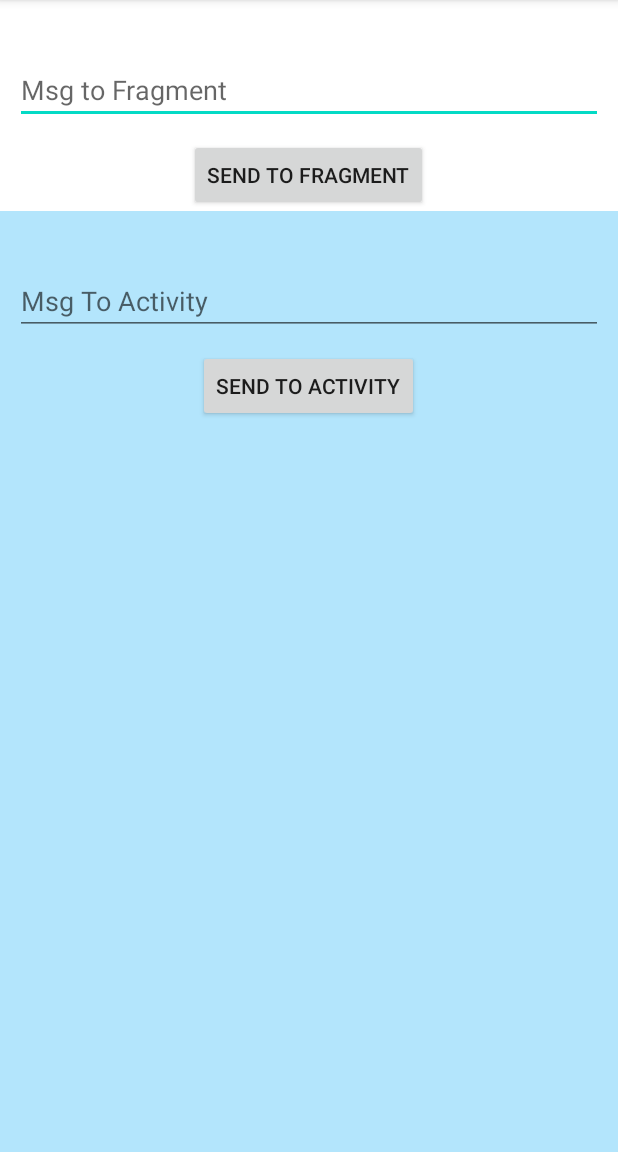
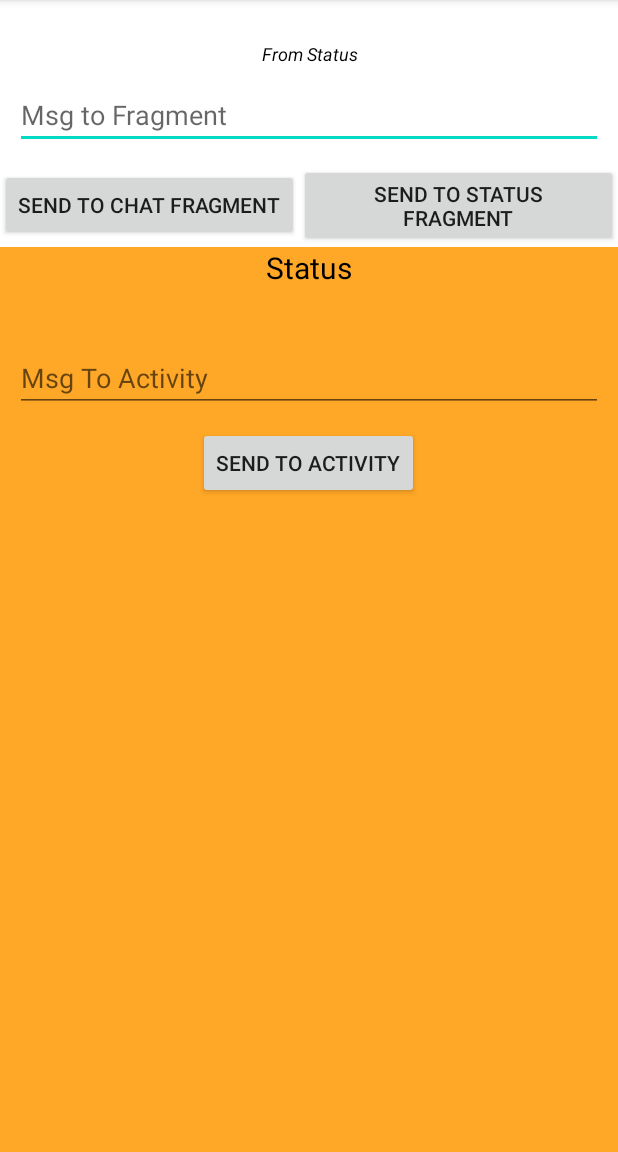
Before and after one commit to perusudroid/DataTransfer, an Android app: the screen it shows after launch (MainActivity), after a tap on "SEND TO ACTIVITY", on a phone screen of 412 x 824 dp, the part 84-1236 px from its top. Run offline under Robolectric (Android 15) with nearby library versions, the phone set to English and light mode, and no system bars; our stand-ins replace data binding; 2 other taps on this screen came first.

Commit message:
ViewPager2 DataTransfer

```diff
--- /dev/null
+++ b/app/src/main/java/com/androidsolutions/activitytofragment/ChatFragment.kt
@@ -0,0 +1,35 @@
+package com.androidsolutions.activitytofragment
+
+import android.os.Bundle
+import android.util.Log
+import android.view.LayoutInflater
+import android.view.View
+import android.view.ViewGroup
+import androidx.fragment.app.Fragment
+import com.androidsolutions.activitytofragment.databinding.FragmentChatBinding
+import com.androidsolutions.activitytofragment.databinding.FragmentStatusBinding
+
+class ChatFragment : Fragment() {
+
+    private val binding by lazy {
+        FragmentChatBinding.inflate(layoutInflater)
+    }
+
+    override fun onCreateView(
+        inflater: LayoutInflater, container: ViewGroup?,
+        savedInstanceState: Bundle?
+    ) = binding.root
+
+    override fun onViewCreated(view: View, savedInstanceState: Bundle?) {
+        super.onViewCreated(view, savedInstanceState)
+        binding.btnSend.setOnClickListener {
+            (requireActivity() as MainActivity).setText(binding.etTxt.text.toString(),"From Chat")
+            binding.etTxt.setText("")
+        }
+    }
+
+    fun showText(msg: String) {
+        binding.tvTxt.text = msg
+    }
+
+}
--- a/app/src/main/java/com/androidsolutions/activitytofragment/IMainContractor.kt
+++ /dev/null
@@ -1,5 +0,0 @@
-package com.androidsolutions.activitytofragment
-
-interface IMainContractor {
-    fun setText(txt : String)
-}
--- a/app/src/main/java/com/androidsolutions/activitytofragment/MainActivity.kt
+++ b/app/src/main/java/com/androidsolutions/activitytofragment/MainActivity.kt
@@ -1,36 +1,48 @@
 package com.androidsolutions.activitytofragment
 
+import android.os.Bundle
+import android.util.Log
 import androidx.appcompat.app.AppCompatActivity
-import android.os.Bundle
-import androidx.core.os.bundleOf
 import com.androidsolutions.activitytofragment.databinding.ActivityMainBinding
 
-class MainActivity : AppCompatActivity() ,IMainContractor{
+class MainActivity : AppCompatActivity(){
 
     private val binding by lazy { ActivityMainBinding.inflate(layoutInflater) }
-    private val fragment by lazy { MainFragment() }
+    private val fragAdapter by lazy { VPAdapter(this) }
 
     override fun onCreate(savedInstanceState: Bundle?) {
         super.onCreate(savedInstanceState)
         setContentView(binding.root)
-        doLoadFragment()
+        initVP()
         initClicks()
     }
 
+    private fun initVP() {
+        binding.viewPager.offscreenPageLimit = 2
+        binding.viewPager.adapter = fragAdapter
+    }
+
     private fun initClicks() {
-        binding.btnSend.setOnClickListener {
-            fragment.showText(binding.etTxt.text.toString())
+        binding.btnSendToChat.setOnClickListener {
+            binding.viewPager.currentItem = 0
+            when(val frag = getCurrentFrag()){
+               is ChatFragment -> frag.showText(binding.etTxt.text.toString())
+            }
+            binding.etTxt.setText("")
+        }
+        binding.btnSendToStatus.setOnClickListener {
+            binding.viewPager.currentItem = 1
+            when(val frag = getCurrentFrag()){
+                is StatusFragment -> frag.showText(binding.etTxt.text.toString())
+            }
             binding.etTxt.setText("")
         }
     }
 
-    private fun doLoadFragment() {
-        supportFragmentManager.beginTransaction()
-            .replace(R.id.frameContainer, fragment)
-            .commit()
-    }
+    private fun getCurrentFrag() = supportFragmentManager.findFragmentByTag("f${binding.viewPager.currentItem}")
 
-    override fun setText(txt: String) {
+    fun setText(txt: String, label : String) {
         binding.tvTxt.text = txt
+        binding.tvLabel.text = label
     }
 }
--- a/app/src/main/java/com/androidsolutions/activitytofragment/MainFragment.kt
+++ b/app/src/main/java/com/androidsolutions/activitytofragment/StatusFragment.kt
@@ -2,37 +2,28 @@ package com.androidsolutions.activitytofragment
 
 import android.content.Context
 import android.os.Bundle
-import androidx.fragment.app.Fragment
 import android.view.LayoutInflater
 import android.view.View
 import android.view.ViewGroup
-import com.androidsolutions.activitytofragment.databinding.FragmentMainBinding
+import androidx.fragment.app.Fragment
+import com.androidsolutions.activitytofragment.databinding.FragmentStatusBinding
 
 
-class MainFragment : Fragment() {
+class StatusFragment : Fragment() {
 
-    private val binding by lazy { FragmentMainBinding.inflate(layoutInflater) }
-    private var contractor : IMainContractor?=null
+    private val binding by lazy { FragmentStatusBinding.inflate(layoutInflater) }
 
     override fun onCreateView(
         inflater: LayoutInflater, container: ViewGroup?,
         savedInstanceState: Bundle?
-    ): View {
-        return binding.root
-    }
+    ) = binding.root
 
     override fun onViewCreated(view: View, savedInstanceState: Bundle?) {
         super.onViewCreated(view, savedInstanceState)
         binding.btnSend.setOnClickListener {
-            (requireActivity() as MainActivity).setText(binding.etTxt.text.toString())
-            contractor?.setText(binding.etTxt.text.toString())
+            (requireActivity() as MainActivity).setText(binding.etTxt.text.toString(),"From Status")
             binding.etTxt.setText("")
         }
-    }
-
-    override fun onAttach(context: Context) {
-        super.onAttach(context)
-        contractor = (context as MainActivity)
     }
 
     fun showText(msg: String) {
--- /dev/null
+++ b/app/src/main/java/com/androidsolutions/activitytofragment/VPAdapter.kt
@@ -0,0 +1,14 @@
+package com.androidsolutions.activitytofragment
+
+import androidx.fragment.app.FragmentActivity
+import androidx.viewpager2.adapter.FragmentStateAdapter
+
+class VPAdapter(fragmentActivity: FragmentActivity) : FragmentStateAdapter(fragmentActivity){
+
+    var fragList = arrayListOf(ChatFragment(), StatusFragment())
+
+    override fun getItemCount() = fragList.size
+
+    override fun createFragment(position: Int) = fragList[position]
+
+}
--- a/app/src/main/res/layout/activity_main.xml
+++ b/app/src/main/res/layout/activity_main.xml
@@ -14,7 +14,20 @@
            android:layout_width="match_parent"
            android:layout_height="wrap_content"
            android:textSize="20sp"
+           tools:text="@string/app_name"
            android:textColor="@color/black"/>
+
+       <TextView
+           android:id="@+id/tvLabel"
+           android:gravity="center"
+           android:layout_gravity="center"
+           android:layout_width="match_parent"
+           android:layout_height="wrap_content"
+           android:textSize="12sp"
+           android:textStyle="italic"
+           tools:text="@string/app_name"
+           android:textColor="@color/black"/>
+
 
        <androidx.appcompat.widget.AppCompatEditText
            android:id="@+id/etTxt"
@@ -24,16 +37,32 @@
            android:layout_margin="10dp"
            />
 
-       <androidx.appcompat.widget.AppCompatButton
-           android:id="@+id/btnSend"
-           android:layout_width="wrap_content"
-           android:layout_height="wrap_content"
-           android:layout_gravity="center"
-           android:text="Send to Fragment"
-           />
+      <LinearLayout
+          android:layout_width="match_parent"
+          android:layout_height="wrap_content">
 
-       <FrameLayout
-           android:id="@+id/frameContainer"
+          <androidx.appcompat.widget.AppCompatButton
+              android:id="@+id/btnSendToChat"
+              android:layout_width="wrap_content"
+              android:layout_height="wrap_content"
+              android:layout_gravity="center"
+              android:textSize="14sp"
+              android:text="Send to Chat Fragment"
+              />
+
+          <androidx.appcompat.widget.AppCompatButton
+              android:id="@+id/btnSendToStatus"
+              android:layout_width="wrap_content"
+              android:layout_height="wrap_content"
+              android:textSize="14sp"
+              android:layout_gravity="center"
+              android:text="Send to Status Fragment"
+              />
+
+      </LinearLayout>
+
+       <androidx.viewpager2.widget.ViewPager2
+           android:id="@+id/viewPager"
            android:layout_width="match_parent"
            android:layout_height="match_parent"
            tools:context=".MainActivity" />
--- a/app/src/main/res/layout/fragment_main.xml
+++ b/app/src/main/res/layout/fragment_chat.xml
@@ -8,7 +8,17 @@
         android:layout_width="match_parent"
         android:layout_height="wrap_content"
         android:background="#B3E5FC"
-        tools:context=".MainFragment">
+        tools:context=".ChatFragment">
+
+        <TextView
+            android:id="@+id/tvTitle"
+            android:gravity="center"
+            android:layout_gravity="center"
+            android:layout_width="match_parent"
+            android:layout_height="wrap_content"
+            android:text="Chat"
+            android:textSize="20sp"
+            android:textColor="@color/black"/>
 
         <TextView
             android:id="@+id/tvTxt"
--- /dev/null
+++ b/app/src/main/res/layout/fragment_status.xml
@@ -0,0 +1,52 @@
+<?xml version="1.0" encoding="utf-8"?>
+<layout
+    xmlns:android="http://schemas.android.com/apk/res/android"
+    xmlns:tools="http://schemas.android.com/tools"
+    >
+    <LinearLayout
+        android:orientation="vertical"
+        android:layout_width="match_parent"
+        android:layout_height="wrap_content"
+        android:background="#FFA726"
+        tools:context=".ChatFragment">
+
+        <TextView
+            android:id="@+id/tvTitle"
+            android:gravity="center"
+            android:layout_gravity="center"
+            android:layout_width="match_parent"
+            android:layout_height="wrap_content"
+            android:text="Status"
+            android:textSize="20sp"
+            android:textColor="@color/black"/>
+
+        <TextView
+            android:id="@+id/tvTxt"
+            android:gravity="center"
+            android:layout_gravity="center"
+            android:layout_width="match_parent"
+            android:layout_height="wrap_content"
+            android:textSize="20sp"
+            android:textColor="@color/black"/>
+
+        <androidx.appcompat.widget.AppCompatEditText
+            android:id="@+id/etTxt"
+            android:layout_width="match_parent"
+            android:layout_height="wrap_content"
+            android:layout_margin="10dp"
+            android:hint="@string/msg_to_activity"
+            />
+
+        <androidx.appcompat.widget.AppCompatButton
+            android:id="@+id/btnSend"
+            android:layout_width="wrap_content"
+            android:layout_height="wrap_content"
+            android:layout_gravity="center"
+            android:text="@string/send_to_activity"
+            />
+
+
+
+    </LinearLayout>
+
+</layout>
--- a/settings.gradle
+++ b/settings.gradle
@@ -12,5 +12,5 @@ dependencyResolutionManagement {
         mavenCentral()
     }
 }
-rootProject.name = "ActivityToFragment"
+rootProject.name = "DataTransfer"
 include ':app'
```
